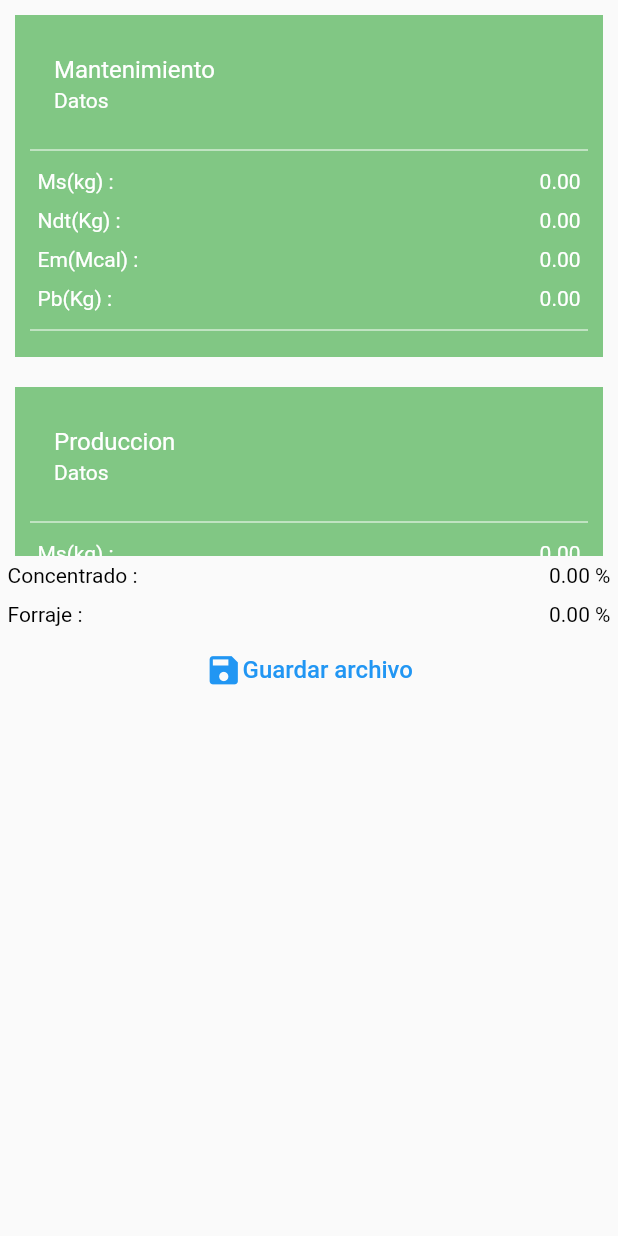
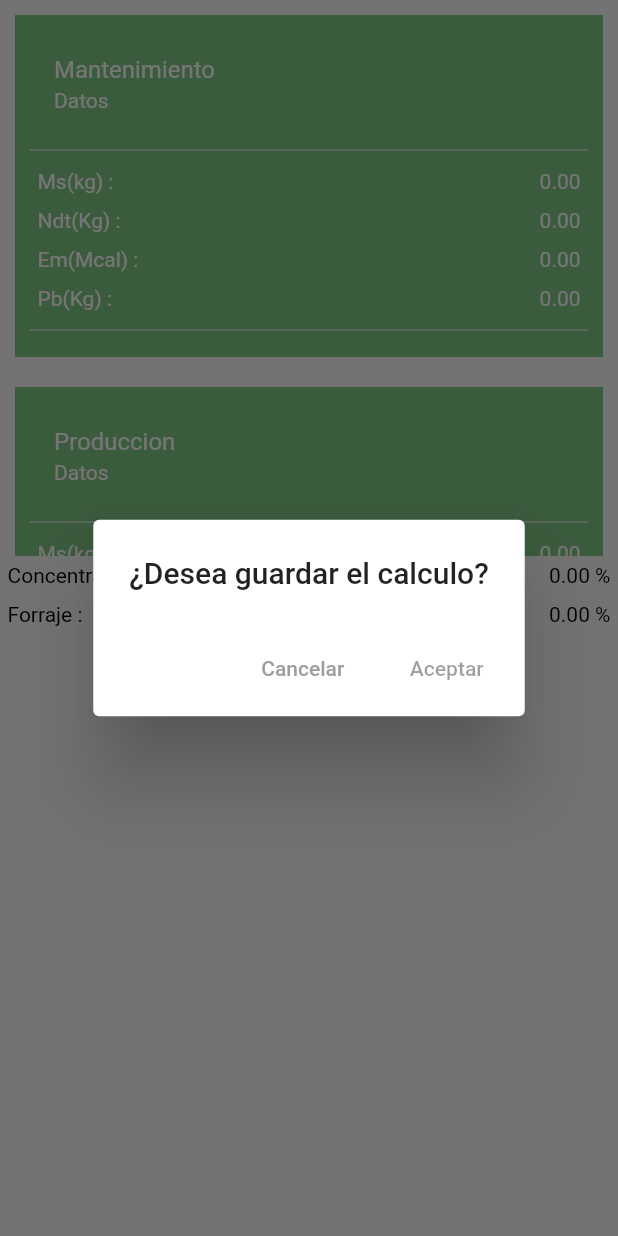
Before and after one commit to xandyx2014/control_bobino_app, a Flutter app: the RequerimientoAnimal widget shown alone on an empty page, opened directly with empty values, after a tap on "Guardar archivo", on a phone screen of 412 x 824 dp. Run offline on Flutter 3.47's test engine with Material 2 defaults, Android fonts, the phone set to English and light mode, and no system bars; our stand-ins replace dio, fl_chart, get, get_storage, intro_slider; accounts and stored records are empty.

```diff
--- a/lib/src/widgets/racion_animal_dia_widget.dart
+++ b/lib/src/widgets/racion_animal_dia_widget.dart
@@ -46,9 +46,6 @@ class RacionAnimalWidget extends StatelessWidget with RacionAnimalDia {
                 'kg_tn': kgTn,
               });
 
-              datoAnimalCtrl.racionAnimal.forEach((element) {
-                print(element);
-              });
               print(
                   'racion animal length ${datoAnimalCtrl.racionAnimal.length}');
 
--- a/lib/src/widgets/requerimiento_animal_widget.dart
+++ b/lib/src/widgets/requerimiento_animal_widget.dart
@@ -10,6 +10,8 @@ class RequerimientoAnimal extends StatelessWidget {
       totalAporte;
   final double balanceConcentrado;
   final double balanceForraje;
+  final VoidCallback onSave;
+  final VoidCallback onCancel;
   const RequerimientoAnimal(
       {Key key,
       @required this.mantenimiento,
@@ -18,7 +20,9 @@ class RequerimientoAnimal extends StatelessWidget {
       @required this.exceso,
       @required this.totalAporte,
       @required this.balanceConcentrado,
-      @required this.balanceForraje})
+      @required this.balanceForraje,
+      this.onCancel,
+      this.onSave})
       : super(key: key);
 
   @override
@@ -225,7 +229,24 @@ class RequerimientoAnimal extends StatelessWidget {
               textColor: Colors.black,
             ),
             FlatButton(
-                onPressed: () {},
+                onPressed: () {
+                  showDialog(
+                    context: context,
+                    builder: (BuildContext context) => AlertDialog(
+                      title: Text('¿Desea guardar el calculo?'),
+                      actions: [
+                        FlatButton(
+                            onPressed: this.onCancel,
+                            child: Text(
+                              'Cancelar',
+                              style: TextStyle(color: Colors.grey),
+                            )),
+                        FlatButton(
+                            onPressed: this.onSave, child: Text('Aceptar')),
+                      ],
+                    ),
+                  );
+                },
                 child: Row(
                   mainAxisAlignment: MainAxisAlignment.center,
                   children: [
```
Also changed, not shown: lib/src/controller/dato_animal_controller.dart (+54 -0 lines), lib/src/interceptor/auth_interceptor.dart (+0 -16 lines), lib/src/pages/calculo_leche/calculo_leche.dart (+10 -0 lines), lib/src/services/save_calcule.dart (added, +50 -0 lines).
